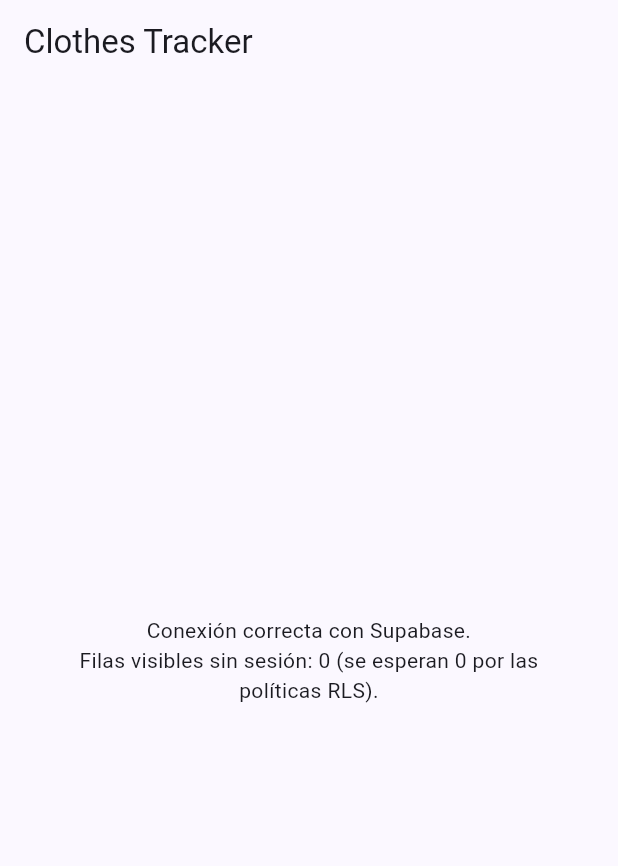
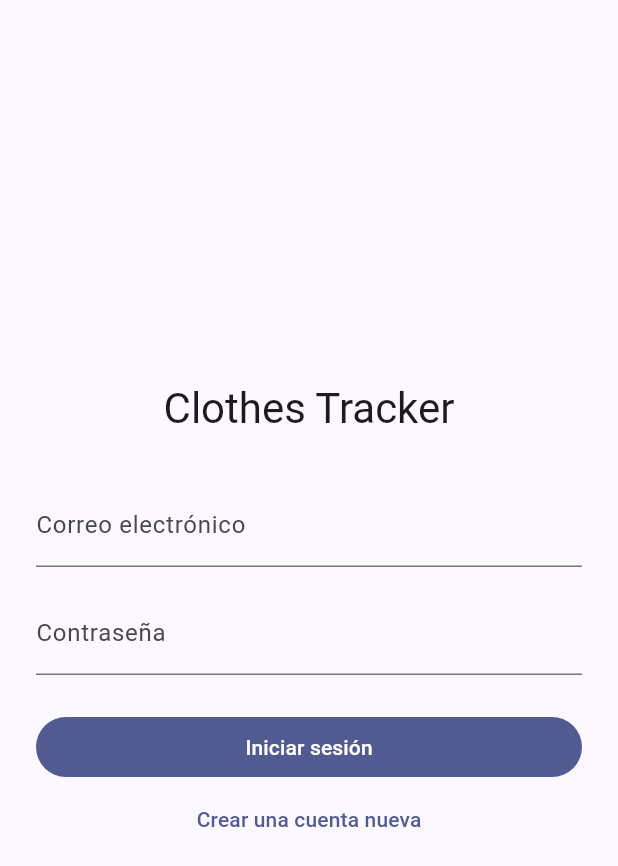
Before and after one commit to marcomiro9/clothes-tracker, a Flutter app: the screen it shows after launch, on a phone screen of 412 x 824 dp. Shown: the top 866 px of the screen. Run offline on Flutter 3.47's test engine with Material 3 defaults, Android fonts, the phone set to English and light mode, and no system bars; our stand-ins replace flutter_riverpod, go_router, supabase_flutter; accounts and stored records are empty.

Commit message:
feat(auth): registro, inicio de sesión y vinculación de pareja

```diff
--- /dev/null
+++ b/lib/app/router.dart
@@ -0,0 +1,50 @@
+import 'package:flutter/material.dart';
+import 'package:flutter_riverpod/flutter_riverpod.dart';
+import 'package:go_router/go_router.dart';
+
+import '../features/auth/login_screen.dart';
+import '../features/home/home_screen.dart';
+import '../features/pair/pair_screen.dart';
+import 'session_controller.dart';
+
+final routerProvider = Provider<GoRouter>((ref) {
+  final session = ref.watch(sessionProvider);
+
+  final router = GoRouter(
+    initialLocation: '/splash',
+    refreshListenable: session,
+    redirect: (context, state) {
+      final loc = state.matchedLocation;
+      String? goTo(String target) => loc == target ? null : target;
+
+      if (session.isLoading) return goTo('/splash');
+      if (!session.isSignedIn) return goTo('/login');
+      if (!session.hasPair) return goTo('/pair');
+      if (loc == '/splash' || loc == '/login' || loc == '/pair') return '/';
+      return null;
+    },
+    routes: [
+      GoRoute(
+        path: '/splash',
+        builder: (context, state) => const Scaffold(
+          body: Center(child: CircularProgressIndicator()),
+        ),
+      ),
+      GoRoute(
+        path: '/login',
+        builder: (context, state) => const LoginScreen(),
+      ),
+      GoRoute(
+        path: '/pair',
+        builder: (context, state) => const PairScreen(),
+      ),
+      GoRoute(
+        path: '/',
+        builder: (context, state) => const HomeScreen(),
+      ),
+    ],
+  );
+
+  ref.onDispose(router.dispose);
+  return router;
+});
--- /dev/null
+++ b/lib/features/auth/login_screen.dart
@@ -0,0 +1,142 @@
+import 'package:flutter/material.dart';
+import 'package:flutter_riverpod/flutter_riverpod.dart';
+import 'package:supabase_flutter/supabase_flutter.dart';
+
+import '../../app/session_controller.dart';
+
+class LoginScreen extends ConsumerStatefulWidget {
+  const LoginScreen({super.key});
+
+  @override
+  ConsumerState<LoginScreen> createState() => _LoginScreenState();
+}
+
+class _LoginScreenState extends ConsumerState<LoginScreen> {
+  final _formKey = GlobalKey<FormState>();
+  final _nameCtrl = TextEditingController();
+  final _emailCtrl = TextEditingController();
+  final _passCtrl = TextEditingController();
+
+  bool _isSignUp = false;
+  bool _busy = false;
+  String? _error;
+
+  @override
+  void dispose() {
+    _nameCtrl.dispose();
+    _emailCtrl.dispose();
+    _passCtrl.dispose();
+    super.dispose();
+  }
+
+  Future<void> _submit() async {
+    if (!_formKey.currentState!.validate()) return;
+    setState(() {
+      _busy = true;
+      _error = null;
+    });
+
+    final auth = ref.read(supabaseProvider).auth;
+    try {
+      if (_isSignUp) {
+        await auth.signUp(
+          email: _emailCtrl.text.trim(),
+          password: _passCtrl.text,
+          data: {'display_name': _nameCtrl.text.trim()},
+        );
+      } else {
+        await auth.signInWithPassword(
+          email: _emailCtrl.text.trim(),
+          password: _passCtrl.text,
+        );
+      }
+    } on AuthException catch (e) {
+      if (mounted) setState(() => _error = e.message);
+    } finally {
+      if (mounted) setState(() => _busy = false);
+    }
+  }
+
+  @override
+  Widget build(BuildContext context) {
+    final theme = Theme.of(context);
+
+    return Scaffold(
+      body: Center(
+        child: SingleChildScrollView(
+          padding: const EdgeInsets.all(24),
+          child: ConstrainedBox(
+            constraints: const BoxConstraints(maxWidth: 400),
+            child: Form(
+              key: _formKey,
+              child: Column(
+                crossAxisAlignment: CrossAxisAlignment.stretch,
+                children: [
+                  Text('Clothes Tracker',
+                      style: theme.textTheme.headlineMedium,
+                      textAlign: TextAlign.center),
+                  const SizedBox(height: 32),
+                  if (_isSignUp) ...[
+                    TextFormField(
+                      controller: _nameCtrl,
+                      decoration: const InputDecoration(labelText: 'Nombre'),
+                      validator: (v) => (v == null || v.trim().isEmpty)
+                          ? 'Ingrese un nombre'
+                          : null,
+                    ),
+                    const SizedBox(height: 16),
+                  ],
+                  TextFormField(
+                    controller: _emailCtrl,
+                    keyboardType: TextInputType.emailAddress,
+                    autofillHints: const [AutofillHints.email],
+                    decoration:
+                        const InputDecoration(labelText: 'Correo electrónico'),
+                    validator: (v) => (v == null || !v.contains('@'))
+                        ? 'Correo electrónico inválido'
+                        : null,
+                  ),
+                  const SizedBox(height: 16),
+                  TextFormField(
+                    controller: _passCtrl,
+                    obscureText: true,
+                    decoration: const InputDecoration(labelText: 'Contraseña'),
+                    validator: (v) => (v == null || v.length < 6)
+                        ? 'Mínimo 6 caracteres'
+                        : null,
+                  ),
+                  if (_error != null) ...[
+                    const SizedBox(height: 16),
+                    Text(_error!,
+                        style: TextStyle(color: theme.colorScheme.error)),
+                  ],
+                  const SizedBox(height: 24),
+                  FilledButton(
+                    onPressed: _busy ? null : _submit,
+                    child: _busy
+                        ? const SizedBox(
+                            height: 20,
+                            width: 20,
+                            child: CircularProgressIndicator(strokeWidth: 2))
+                        : Text(_isSignUp ? 'Crear cuenta' : 'Iniciar sesión'),
+                  ),
+                  TextButton(
+                    onPressed: _busy
+                        ? null
+                        : () => setState(() {
+                              _isSignUp = !_isSignUp;
+                              _error = null;
+                            }),
+                    child: Text(_isSignUp
+                        ? 'Ya tengo una cuenta: iniciar sesión'
+                        : 'Crear una cuenta nueva'),
+                  ),
+                ],
+              ),
+            ),
+          ),
+        ),
+      ),
+    );
+  }
+}
--- a/lib/main.dart
+++ b/lib/main.dart
@@ -1,6 +1,8 @@
 import 'package:flutter/material.dart';
 import 'package:flutter_riverpod/flutter_riverpod.dart';
 import 'package:supabase_flutter/supabase_flutter.dart';
+
+import 'app/router.dart';
 
 const supabaseUrl = String.fromEnvironment('SUPABASE_URL');
 const supabaseKey = String.fromEnvironment('SUPABASE_ANON_KEY');
@@ -11,81 +13,23 @@ Future<void> main() async {
   if (supabaseUrl.isEmpty || supabaseKey.isEmpty) {
     throw StateError(
       'Faltan SUPABASE_URL o SUPABASE_ANON_KEY. '
-      'Ejecute la aplicación con --dart-define-from-file=env.json',
+      'Ejecute con --dart-define-from-file=env.json',
     );
   }
 
-  await Supabase.initialize(url: supabaseUrl, anonKey: supabaseKey);
-
+    await Supabase.initialize(url: supabaseUrl, publishableKey: supabaseKey);
   runApp(const ProviderScope(child: ClothesTrackerApp()));
 }
 
-class ClothesTrackerApp extends StatelessWidget {
+class ClothesTrackerApp extends ConsumerWidget {
   const ClothesTrackerApp({super.key});
 
   @override
-  Widget build(BuildContext context) {
-    return MaterialApp(
+  Widget build(BuildContext context, WidgetRef ref) {
+    return MaterialApp.router(
       title: 'Clothes Tracker',
       theme: ThemeData(colorSchemeSeed: Colors.indigo, useMaterial3: true),
-      home: const ConnectionTestPage(),
+      routerConfig: ref.watch(routerProvider),
     );
   }
 }
-
-class ConnectionTestPage extends StatefulWidget {
-  const ConnectionTestPage({super.key});
-
-  @override
-  State<ConnectionTestPage> createState() => _ConnectionTestPageState();
-}
-
-class _ConnectionTestPageState extends State<ConnectionTestPage> {
-  late final Future<String> _resultado;
-
-  @override
-  void initState() {
-    super.initState();
-    _resultado = _probarConexion();
-  }
-
-  Future<String> _probarConexion() async {
-    try {
-      final filas = await Supabase.instance.client
-          .from('garments')
-          .select('id')
-          .limit(1);
-      return 'Conexión correcta con Supabase.\n'
-          'Filas visibles sin sesión: ${filas.length} '
-          '(se esperan 0 por las políticas RLS).';
-    } on PostgrestException catch (e) {
-      return 'Error de la base de datos: ${e.message}';
-    } catch (e) {
-      return 'Error de conexión: $e';
-    }
-  }
-
-  @override
-  Widget build(BuildContext context) {
-    return Scaffold(
-      appBar: AppBar(title: const Text('Clothes Tracker')),
-      body: Center(
-        child: Padding(
-          padding: const EdgeInsets.all(24),
-          child: FutureBuilder<String>(
-            future: _resultado,
-            builder: (context, snapshot) {
-              if (snapshot.connectionState != ConnectionState.done) {
-                return const CircularProgressIndicator();
-              }
-              return Text(
-                snapshot.data ?? 'Sin resultado',
-                textAlign: TextAlign.center,
-              );
-            },
-          ),
-        ),
-      ),
-    );
-  }
-}
```
Also changed, not shown: lib/app/session_controller.dart (added, +74 -0 lines), lib/features/home/home_screen.dart (added, +97 -0 lines), lib/features/pair/pair_screen.dart (added, +108 -0 lines), lib/models/profile.dart (added, +17 -0 lines).
